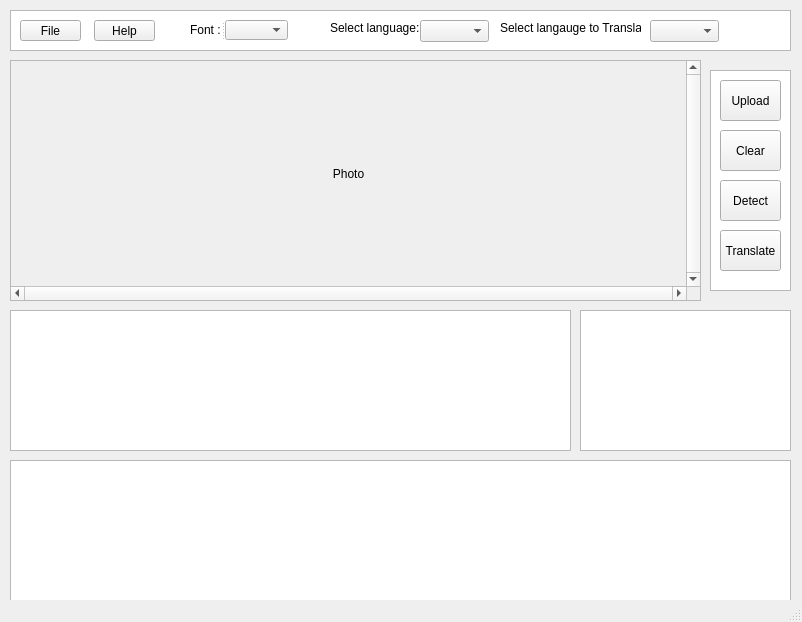
Qt form QT_Designer_1.ui (sMukherjee2447/Language-detection-and-translation-using-python) before a commit.
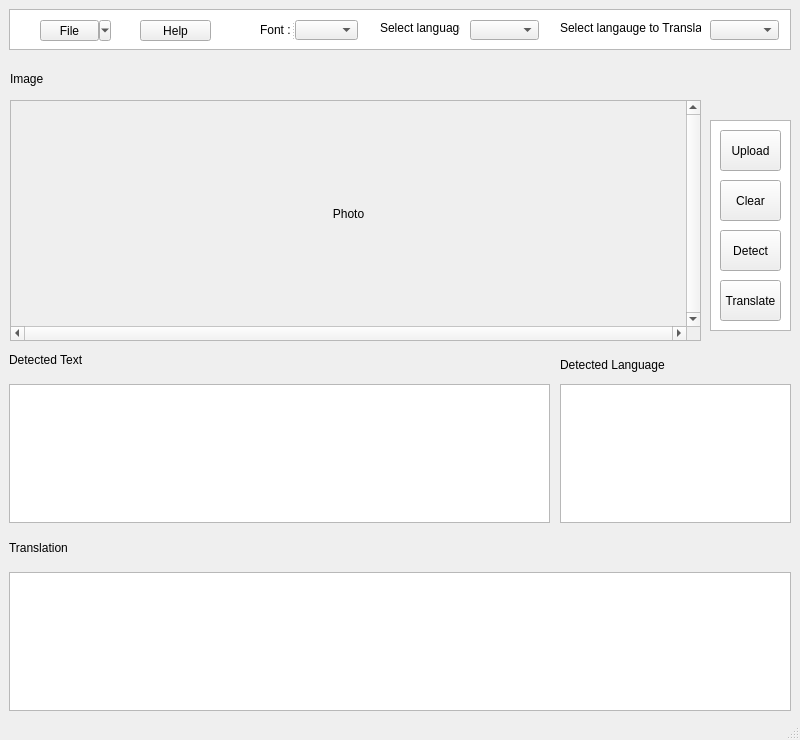
The same form after that commit.

The edit to the form file:
```diff
--- a/QT_Designer_1.ui
+++ b/QT_Designer_1.ui
@@ -6,87 +6,44 @@
    <rect>
     <x>0</x>
     <y>0</y>
-    <width>802</width>
-    <height>622</height>
+    <width>800</width>
+    <height>740</height>
    </rect>
   </property>
+  <property name="sizePolicy">
+   <sizepolicy hsizetype="Maximum" vsizetype="Maximum">
+    <horstretch>0</horstretch>
+    <verstretch>0</verstretch>
+   </sizepolicy>
+  </property>
+  <property name="maximumSize">
+   <size>
+    <width>2000</width>
+    <height>2000</height>
+   </size>
+  </property>
+  <property name="sizeIncrement">
+   <size>
+    <width>2000</width>
+    <height>2000</height>
+   </size>
+  </property>
   <property name="windowTitle">
    <string>MainWindow</string>
   </property>
   <widget class="QWidget" name="centralwidget">
-   <widget class="QListWidget" name="listWidget">
-    <property name="geometry">
-     <rect>
-      <x>710</x>
-      <y>70</y>
-      <width>81</width>
-      <height>221</height>
-     </rect>
-    </property>
-   </widget>
-   <widget class="QListWidget" name="listWidget_2">
-    <property name="geometry">
-     <rect>
-      <x>10</x>
-      <y>10</y>
-      <width>781</width>
-      <height>41</height>
-     </rect>
-    </property>
-   </widget>
-   <widget class="QScrollArea" name="scrollArea">
-    <property name="geometry">
-     <rect>
-      <x>10</x>
-      <y>60</y>
-      <width>691</width>
-      <height>241</height>
-     </rect>
-    </property>
-    <property name="verticalScrollBarPolicy">
-     <enum>Qt::ScrollBarAlwaysOn</enum>
-    </property>
-    <property name="horizontalScrollBarPolicy">
-     <enum>Qt::ScrollBarAlwaysOn</enum>
-    </property>
-    <property name="widgetResizable">
-     <bool>true</bool>
-    </property>
-    <widget class="QWidget" name="scrollAreaWidgetContents">
-     <property name="geometry">
-      <rect>
-       <x>0</x>
-       <y>0</y>
-       <width>672</width>
-       <height>222</height>
-      </rect>
-     </property>
-     <layout class="QGridLayout" name="gridLayout">
-      <item row="0" column="0">
-       <widget class="QLabel" name="label">
-        <property name="styleSheet">
-         <string notr="true"/>
-        </property>
-        <property name="text">
-         <string>Photo</string>
-        </property>
-        <property name="alignment">
-         <set>Qt::AlignCenter</set>
-        </property>
-       </widget>
-      </item>
-     </layout>
-    </widget>
-   </widget>
    <widget class="QPushButton" name="pushButton">
     <property name="geometry">
      <rect>
       <x>720</x>
-      <y>80</y>
+      <y>130</y>
       <width>61</width>
       <height>41</height>
      </rect>
     </property>
+    <property name="cursor">
+     <cursorShape>PointingHandCursor</cursorShape>
+    </property>
     <property name="layoutDirection">
      <enum>Qt::LeftToRight</enum>
     </property>
@@ -98,34 +55,30 @@
     <property name="geometry">
      <rect>
       <x>720</x>
-      <y>130</y>
+      <y>180</y>
       <width>61</width>
       <height>41</height>
      </rect>
     </property>
+    <property name="cursor">
+     <cursorShape>PointingHandCursor</cursorShape>
+    </property>
     <property name="text">
      <string>Clear</string>
     </property>
    </widget>
-   <widget class="QTextBrowser" name="textBrowser">
-    <property name="geometry">
-     <rect>
-      <x>580</x>
-      <y>310</y>
-      <width>211</width>
-      <height>141</height>
-     </rect>
-    </property>
-   </widget>
    <widget class="QPushButton" name="pushButton_3">
     <property name="geometry">
      <rect>
       <x>720</x>
-      <y>180</y>
+      <y>230</y>
       <width>61</width>
       <height>41</height>
      </rect>
     </property>
+    <property name="cursor">
+     <cursorShape>PointingHandCursor</cursorShape>
+    </property>
     <property name="text">
      <string>Detect</string>
     </property>
@@ -134,11 +87,14 @@
     <property name="geometry">
      <rect>
       <x>720</x>
-      <y>230</y>
+      <y>280</y>
       <width>61</width>
       <height>41</height>
      </rect>
     </property>
+    <property name="cursor">
+     <cursorShape>PointingHandCursor</cursorShape>
+    </property>
     <property name="text">
      <string>Translate</string>
     </property>
@@ -146,22 +102,31 @@
    <widget class="QToolButton" name="toolButton">
     <property name="geometry">
      <rect>
-      <x>20</x>
+      <x>40</x>
       <y>20</y>
-      <width>61</width>
+      <width>71</width>
       <height>21</height>
      </rect>
     </property>
+    <property name="cursor">
+     <cursorShape>PointingHandCursor</cursorShape>
+    </property>
+    <property name="mouseTracking">
+     <bool>true</bool>
+    </property>
     <property name="text">
      <string>File</string>
     </property>
+    <property name="popupMode">
+     <enum>QToolButton::MenuButtonPopup</enum>
+    </property>
    </widget>
    <widget class="QToolButton" name="toolButton_2">
     <property name="geometry">
      <rect>
-      <x>94</x>
+      <x>140</x>
       <y>20</y>
-      <width>61</width>
+      <width>71</width>
       <height>21</height>
      </rect>
     </property>
@@ -172,7 +137,7 @@
    <widget class="QSplitter" name="splitter">
     <property name="geometry">
      <rect>
-      <x>190</x>
+      <x>260</x>
       <y>20</y>
       <width>98</width>
       <height>20</height>
@@ -191,9 +156,9 @@
    <widget class="QLabel" name="label_5">
     <property name="geometry">
      <rect>
-      <x>330</x>
+      <x>380</x>
       <y>20</y>
-      <width>91</width>
+      <width>80</width>
       <height>16</height>
      </rect>
     </property>
@@ -204,27 +169,27 @@
    <widget class="QComboBox" name="comboBox_2">
     <property name="geometry">
      <rect>
-      <x>420</x>
+      <x>470</x>
       <y>20</y>
       <width>69</width>
-      <height>22</height>
+      <height>20</height>
      </rect>
     </property>
    </widget>
    <widget class="QComboBox" name="comboBox_3">
     <property name="geometry">
      <rect>
-      <x>650</x>
+      <x>710</x>
       <y>20</y>
       <width>69</width>
-      <height>22</height>
+      <height>20</height>
      </rect>
     </property>
    </widget>
    <widget class="QLabel" name="label_6">
     <property name="geometry">
      <rect>
-      <x>500</x>
+      <x>560</x>
       <y>20</y>
       <width>141</width>
       <height>16</height>
@@ -234,26 +199,192 @@
      <string>Select langauge to Translate:</string>
     </property>
    </widget>
+   <widget class="QListWidget" name="listWidget_2">
+    <property name="geometry">
+     <rect>
+      <x>9</x>
+      <y>9</y>
+      <width>782</width>
+      <height>41</height>
+     </rect>
+    </property>
+   </widget>
+   <widget class="QLabel" name="label_8">
+    <property name="geometry">
+     <rect>
+      <x>10</x>
+      <y>60</y>
+      <width>70</width>
+      <height>37</height>
+     </rect>
+    </property>
+    <property name="styleSheet">
+     <string notr="true">font: 75 20pt &quot;Segoe UI&quot;;</string>
+    </property>
+    <property name="text">
+     <string>Image</string>
+    </property>
+   </widget>
+   <widget class="QScrollArea" name="scrollArea">
+    <property name="geometry">
+     <rect>
+      <x>10</x>
+      <y>100</y>
+      <width>691</width>
+      <height>241</height>
+     </rect>
+    </property>
+    <property name="maximumSize">
+     <size>
+      <width>2000</width>
+      <height>2000</height>
+     </size>
+    </property>
+    <property name="verticalScrollBarPolicy">
+     <enum>Qt::ScrollBarAlwaysOn</enum>
+    </property>
+    <property name="horizontalScrollBarPolicy">
+     <enum>Qt::ScrollBarAlwaysOn</enum>
+    </property>
+    <property name="widgetResizable">
+     <bool>true</bool>
+    </property>
+    <widget class="QWidget" name="scrollAreaWidgetContents">
+     <property name="geometry">
+      <rect>
+       <x>0</x>
+       <y>0</y>
+       <width>672</width>
+       <height>222</height>
+      </rect>
+     </property>
+     <layout class="QGridLayout" name="gridLayout">
+      <item row="0" column="0">
+       <widget class="QLabel" name="label">
+        <property name="styleSheet">
+         <string notr="true"/>
+        </property>
+        <property name="text">
+         <string>Photo</string>
+        </property>
+        <property name="alignment">
+         <set>Qt::AlignCenter</set>
+        </property>
+       </widget>
+      </item>
+     </layout>
+    </widget>
+   </widget>
+   <widget class="QListWidget" name="listWidget">
+    <property name="geometry">
+     <rect>
+      <x>710</x>
+      <y>120</y>
+      <width>81</width>
+      <height>211</height>
+     </rect>
+    </property>
+   </widget>
+   <widget class="QLabel" name="label_3">
+    <property name="geometry">
+     <rect>
+      <x>9</x>
+      <y>341</y>
+      <width>153</width>
+      <height>37</height>
+     </rect>
+    </property>
+    <property name="styleSheet">
+     <string notr="true">font: 75 20pt &quot;Segoe UI&quot;;</string>
+    </property>
+    <property name="text">
+     <string>Detected Text</string>
+    </property>
+   </widget>
+   <widget class="QLabel" name="label_7">
+    <property name="geometry">
+     <rect>
+      <x>560</x>
+      <y>350</y>
+      <width>173</width>
+      <height>30</height>
+     </rect>
+    </property>
+    <property name="styleSheet">
+     <string notr="true">font: 75 16pt &quot;Segoe UI&quot;;</string>
+    </property>
+    <property name="text">
+     <string>Detected Language</string>
+    </property>
+   </widget>
    <widget class="QTextBrowser" name="textBrowser_2">
     <property name="geometry">
      <rect>
-      <x>10</x>
-      <y>310</y>
-      <width>561</width>
-      <height>141</height>
+      <x>9</x>
+      <y>384</y>
+      <width>541</width>
+      <height>139</height>
      </rect>
     </property>
    </widget>
+   <widget class="QTextBrowser" name="textBrowser">
+    <property name="geometry">
+     <rect>
+      <x>560</x>
+      <y>384</y>
+      <width>231</width>
+      <height>139</height>
+     </rect>
+    </property>
+   </widget>
+   <widget class="QLabel" name="label_2">
+    <property name="geometry">
+     <rect>
+      <x>9</x>
+      <y>529</y>
+      <width>118</width>
+      <height>37</height>
+     </rect>
+    </property>
+    <property name="styleSheet">
+     <string notr="true">
+font: 75 20pt &quot;Segoe UI&quot;;</string>
+    </property>
+    <property name="text">
+     <string>Translation</string>
+    </property>
+   </widget>
    <widget class="QTextBrowser" name="textBrowser_3">
     <property name="geometry">
      <rect>
-      <x>10</x>
-      <y>460</y>
-      <width>781</width>
-      <height>141</height>
+      <x>9</x>
+      <y>572</y>
+      <width>782</width>
+      <height>139</height>
      </rect>
     </property>
    </widget>
+   <zorder>listWidget_2</zorder>
+   <zorder>listWidget</zorder>
+   <zorder>scrollArea</zorder>
+   <zorder>pushButton</zorder>
+   <zorder>pushButton_2</zorder>
+   <zorder>textBrowser</zorder>
+   <zorder>pushButton_3</zorder>
+   <zorder>pushButton_4</zorder>
+   <zorder>toolButton</zorder>
+   <zorder>toolButton_2</zorder>
+   <zorder>splitter</zorder>
+   <zorder>label_5</zorder>
+   <zorder>comboBox_2</zorder>
+   <zorder>comboBox_3</zorder>
+   <zorder>label_6</zorder>
+   <zorder>textBrowser_2</zorder>
+   <zorder>textBrowser_3</zorder>
+   <zorder>label_2</zorder>
+   <zorder>label_3</zorder>
+   <zorder>label_7</zorder>
+   <zorder>label_8</zorder>
   </widget>
   <widget class="QStatusBar" name="statusbar"/>
  </widget>
```
